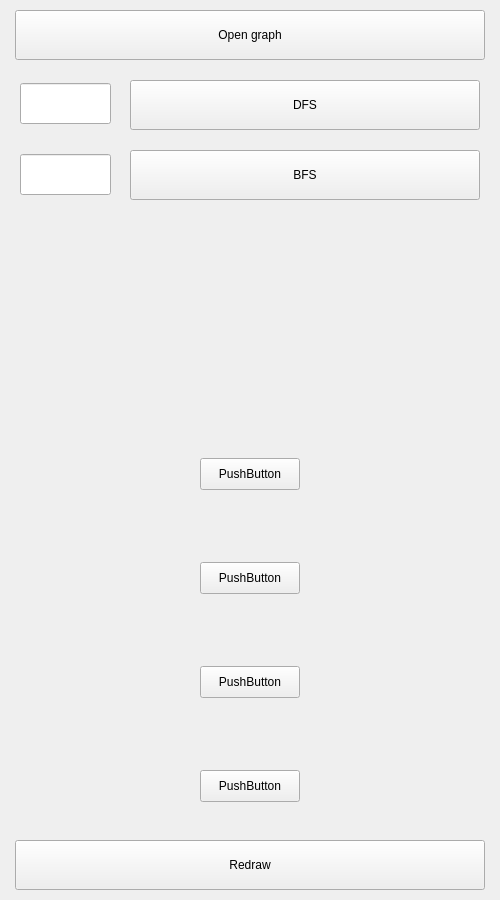
Old version of the form app_interfaces/graphical_interface/ui/interaction_panel.ui in the repository amzdll/SimpleNavigator.
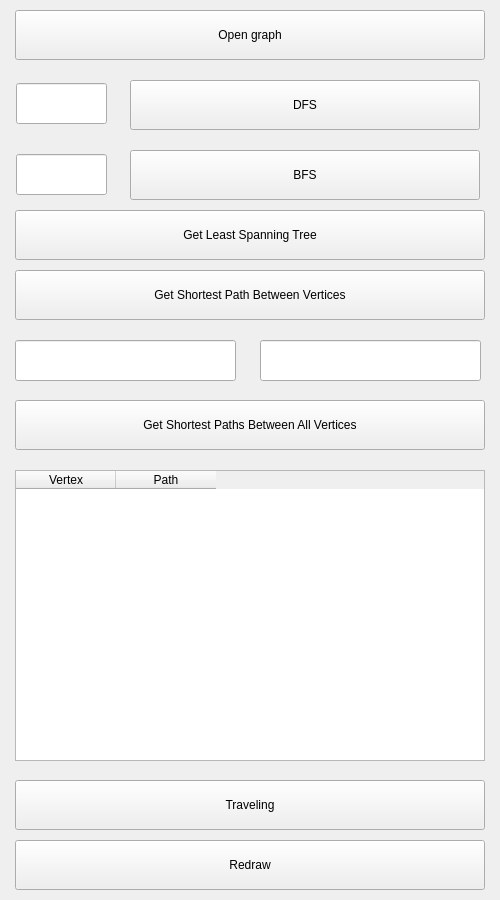
New version of the form.

What changed in the file:
```diff
--- a/app_interfaces/graphical_interface/ui/interaction_panel.ui
+++ b/app_interfaces/graphical_interface/ui/interaction_panel.ui
@@ -52,58 +52,6 @@
     <string>DFS</string>
    </property>
   </widget>
-  <widget class="QPushButton" name="pushButton_5">
-   <property name="geometry">
-    <rect>
-     <x>200</x>
-     <y>458</y>
-     <width>100</width>
-     <height>32</height>
-    </rect>
-   </property>
-   <property name="text">
-    <string>PushButton</string>
-   </property>
-  </widget>
-  <widget class="QPushButton" name="pushButton_6">
-   <property name="geometry">
-    <rect>
-     <x>200</x>
-     <y>562</y>
-     <width>100</width>
-     <height>32</height>
-    </rect>
-   </property>
-   <property name="text">
-    <string>PushButton</string>
-   </property>
-  </widget>
-  <widget class="QPushButton" name="pushButton_7">
-   <property name="geometry">
-    <rect>
-     <x>200</x>
-     <y>666</y>
-     <width>100</width>
-     <height>32</height>
-    </rect>
-   </property>
-   <property name="text">
-    <string>PushButton</string>
-   </property>
-  </widget>
-  <widget class="QPushButton" name="pushButton_8">
-   <property name="geometry">
-    <rect>
-     <x>200</x>
-     <y>770</y>
-     <width>100</width>
-     <height>32</height>
-    </rect>
-   </property>
-   <property name="text">
-    <string>PushButton</string>
-   </property>
-  </widget>
   <widget class="QPushButton" name="BFS">
    <property name="geometry">
     <rect>
@@ -120,7 +68,7 @@
   <widget class="QLineEdit" name="DFS_Input">
    <property name="geometry">
     <rect>
-     <x>20</x>
+     <x>16</x>
      <y>83</y>
      <width>91</width>
      <height>41</height>
@@ -130,13 +78,105 @@
   <widget class="QLineEdit" name="BFS_Input">
    <property name="geometry">
     <rect>
-     <x>20</x>
+     <x>16</x>
      <y>154</y>
      <width>91</width>
      <height>41</height>
     </rect>
    </property>
   </widget>
+  <widget class="QPushButton" name="GetShortestPathBetweenVertices">
+   <property name="geometry">
+    <rect>
+     <x>15</x>
+     <y>270</y>
+     <width>470</width>
+     <height>50</height>
+    </rect>
+   </property>
+   <property name="text">
+    <string>Get Shortest Path Between Vertices</string>
+   </property>
+  </widget>
+  <widget class="QPushButton" name="GetShortestPathsBetweenAllVertices">
+   <property name="geometry">
+    <rect>
+     <x>15</x>
+     <y>400</y>
+     <width>470</width>
+     <height>50</height>
+    </rect>
+   </property>
+   <property name="text">
+    <string>Get Shortest Paths Between All Vertices</string>
+   </property>
+  </widget>
+  <widget class="QPushButton" name="TSM">
+   <property name="geometry">
+    <rect>
+     <x>15</x>
+     <y>780</y>
+     <width>470</width>
+     <height>50</height>
+    </rect>
+   </property>
+   <property name="text">
+    <string>Traveling</string>
+   </property>
+  </widget>
+  <widget class="QPushButton" name="GetShortestPathsBetweenAllVertices_2">
+   <property name="geometry">
+    <rect>
+     <x>15</x>
+     <y>210</y>
+     <width>470</width>
+     <height>50</height>
+    </rect>
+   </property>
+   <property name="text">
+    <string>Get Least Spanning Tree</string>
+   </property>
+  </widget>
+  <widget class="QTableWidget" name="tableWidget">
+   <property name="geometry">
+    <rect>
+     <x>15</x>
+     <y>470</y>
+     <width>470</width>
+     <height>291</height>
+    </rect>
+   </property>
+   <column>
+    <property name="text">
+     <string>Vertex</string>
+    </property>
+   </column>
+   <column>
+    <property name="text">
+     <string>Path</string>
+    </property>
+   </column>
+  </widget>
+  <widget class="QLineEdit" name="BFS_Input_2">
+   <property name="geometry">
+    <rect>
+     <x>15</x>
+     <y>340</y>
+     <width>221</width>
+     <height>41</height>
+    </rect>
+   </property>
+  </widget>
+  <widget class="QLineEdit" name="BFS_Input_3">
+   <property name="geometry">
+    <rect>
+     <x>260</x>
+     <y>340</y>
+     <width>221</width>
+     <height>41</height>
+    </rect>
+   </property>
+  </widget>
  </widget>
  <resources/>
  <connections/>
```
